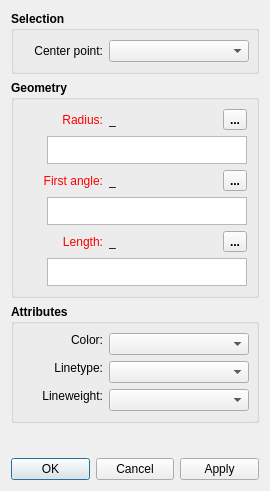
First picture: the form in src/libs/vtools/dialogs/tools/dialogarcwithlength.ui, repository FashionFreedom/Seamly2D, before the edit.
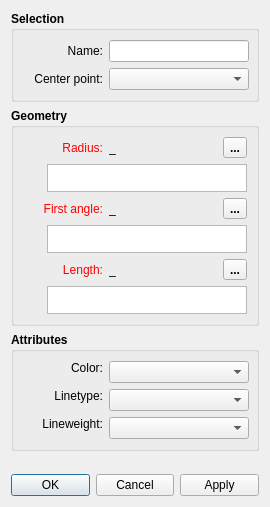
Second picture: the form after the edit. Icons and pictures are not drawn. Custom widgets are drawn as their Qt base class.

Commit message: add name to curve and line tools in dialogs and property editor

The edit to the form file:
```diff
--- a/src/libs/vtools/dialogs/tools/dialogarcwithlength.ui
+++ b/src/libs/vtools/dialogs/tools/dialogarcwithlength.ui
@@ -7,7 +7,7 @@
     <x>0</x>
     <y>0</y>
     <width>270</width>
-    <height>491</height>
+    <height>507</height>
    </rect>
   </property>
   <property name="minimumSize">
@@ -43,6 +43,48 @@
       <string>Selection</string>
      </property>
      <layout class="QVBoxLayout" name="verticalLayout_2">
+      <item>
+       <layout class="QHBoxLayout" name="horizontalLayout_2">
+        <item>
+         <widget class="QLabel" name="name_Label">
+          <property name="minimumSize">
+           <size>
+            <width>80</width>
+            <height>0</height>
+           </size>
+          </property>
+          <property name="font">
+           <font>
+            <weight>50</weight>
+            <bold>false</bold>
+           </font>
+          </property>
+          <property name="text">
+           <string>Name:</string>
+          </property>
+          <property name="alignment">
+           <set>Qt::AlignRight|Qt::AlignTrailing|Qt::AlignVCenter</set>
+          </property>
+         </widget>
+        </item>
+        <item>
+         <widget class="QLineEdit" name="name_LineEdit">
+          <property name="minimumSize">
+           <size>
+            <width>140</width>
+            <height>0</height>
+           </size>
+          </property>
+          <property name="font">
+           <font>
+            <weight>50</weight>
+            <bold>false</bold>
+           </font>
+          </property>
+         </widget>
+        </item>
+       </layout>
+      </item>
       <item>
        <layout class="QHBoxLayout" name="horizontalLayout">
         <item>
```
Left out of the diff: 4 changed lines with no effect on the pictures. The commit also changes 26 other files.
